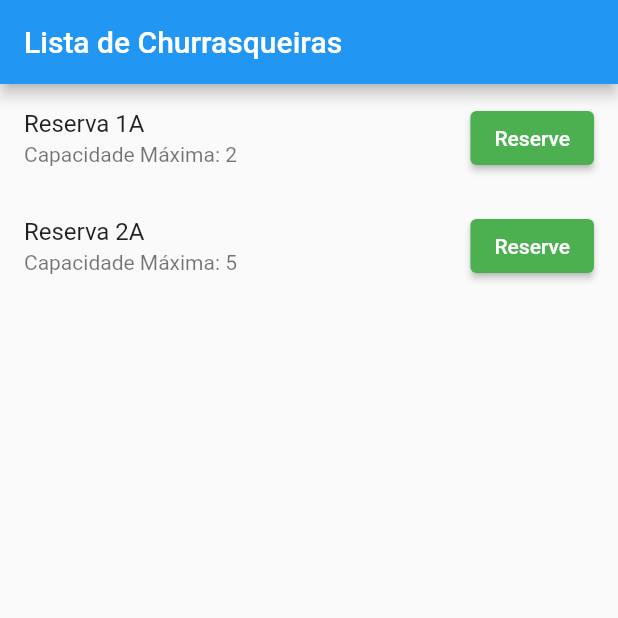
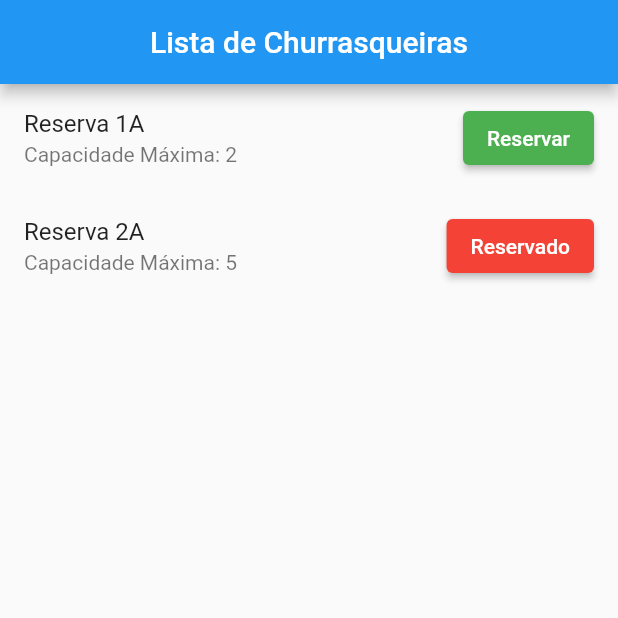
Before and after one commit to LeonardoMaito/reserva-wbc, a Flutter app: the screen it shows after launch, on a phone screen of 412 x 824 dp, the top half of it. Run offline on Flutter 3.47's test engine with Material 2 defaults, Android fonts, the phone set to English and light mode, and no system bars; our stand-ins replace sqflite; accounts and stored records are empty.

Commit message:
Reservas implementadas

```diff
--- a/lib/screens/App.dart
+++ b/lib/screens/App.dart
@@ -9,22 +9,36 @@ class App extends StatelessWidget {
   @override
   Widget build(BuildContext context) {
     return Scaffold(
-      appBar: AppBar(title: const Text('Lista de Churrasqueiras')),
-      body: FutureBuilder(
+      appBar: AppBar(
+        title: const Text('Lista de Churrasqueiras'),
+        centerTitle: true,
+      ),
+      body: futureBuilder(context),
+    );
+  }
+
+  Widget futureBuilder(BuildContext context){
+    return  FutureBuilder(
       future: Provider.of<ReservationProvider>(context, listen: false).init(),
       builder: (BuildContext context, AsyncSnapshot<void> snapshot) {
         if (snapshot.connectionState == ConnectionState.waiting) {
           return const Center(child: CircularProgressIndicator());
         } else if (snapshot.hasError) {
-            return Center(
+          return const Center(
             child: Text('Erro ao inicializar o banco de dados'),
           );
         } else {
+          return consumer();
+        }
+      },
+    );
+  }
+
+  Widget consumer() {
     return Consumer<ReservationProvider>(
       builder: (context, reservationProvider, child) {
         reservationProvider.getAllReservations();
-                List<Reservation> reservations =
-                    reservationProvider.reservations;
+        List<Reservation> reservations = reservationProvider.reservations;
 
         return ListView.builder(
           itemCount: reservations.length,
@@ -33,25 +47,21 @@ class App extends StatelessWidget {
 
             return ListTile(
               title: Text(reservation.title),
-                      subtitle:
-                          Text('Capacidade Máxima: ${reservation.maxPeople}'),
+              subtitle: Text('Capacidade Máxima: ${reservation.maxPeople}'),
               trailing: ElevatedButton(
-                        onPressed: () {
-                          if (reservation.reserved == 0) {
-                            reservationProvider
-                                .reserveReservation(reservation);
-                            print(reservation.reserved);
+                onPressed: () async {
+                  if (reservation.reserved == false) {
+                    await reservationProvider.reserveReservation(reservation);
                   } else {
-                            reservationProvider
-                                .unreserveReservation(reservation);
-                            print(reservation.reserved);
+                    await reservationProvider.unreserveReservation(reservation);
                   }
                 },
-                        child:
-                            Text(reservation.reserved == 1 ? 'Reserved' : 'Reserve'),
                 style: ElevatedButton.styleFrom(
-                          backgroundColor: reservation.reserved == 1 ? Colors.red : Colors.green,
+                  backgroundColor:
+                      reservation.reserved == true ? Colors.red : Colors.green,
                 ),
+                child: Text(
+                    reservation.reserved == true ? 'Reservado' : 'Reservar'),
               ),
             );
           },
@@ -59,8 +69,4 @@ class App extends StatelessWidget {
       },
     );
   }
-        },
-      ),
-    );
 }
-}
```
Also changed, not shown: 1 other file. Lines whose indentation alone changed are shown as unchanged.
